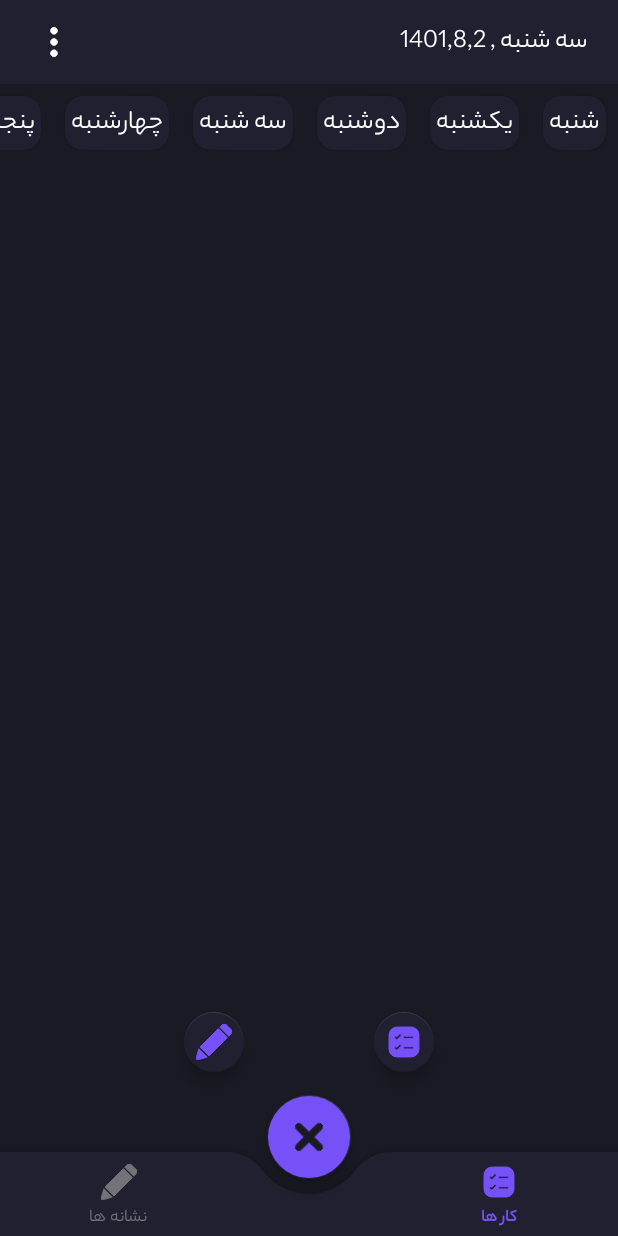
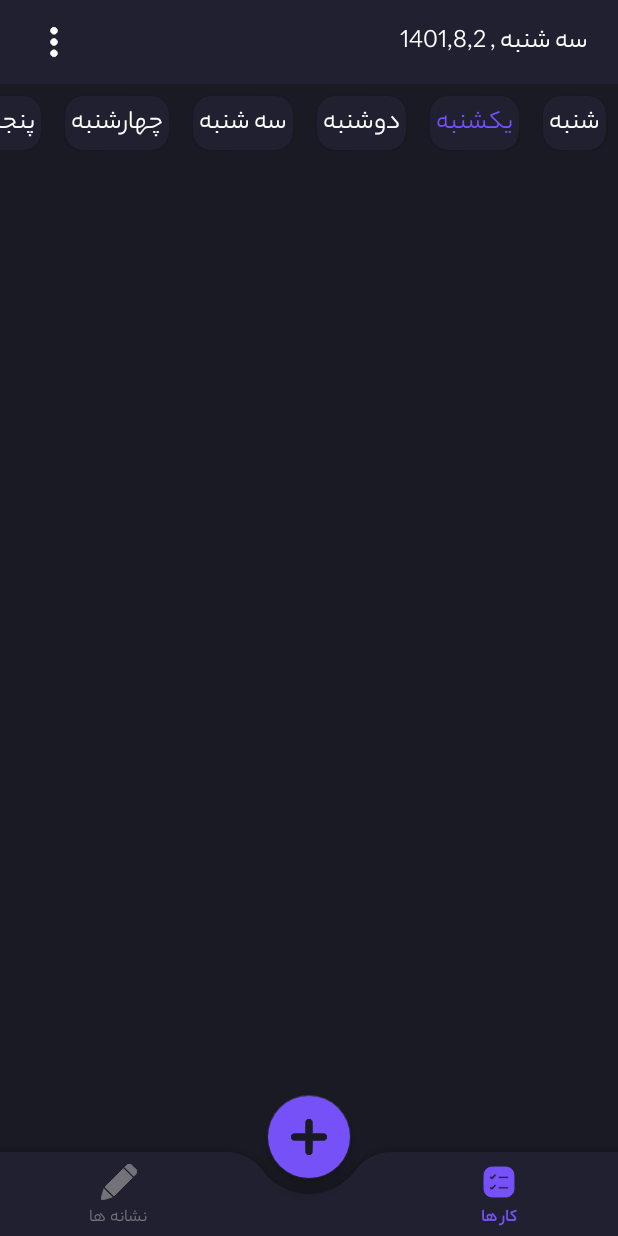
Before and after one commit to HoseinNezamdoost/MegaTask, an Android app: the screen it shows after launch (MainActivity), after a tap on "یکشنبه", on a phone screen of 412 x 824 dp. Run offline under Robolectric (Android 15) with nearby library versions, the phone set to English and light mode, and no system bars; our stand-ins replace EventBus, Room's generated code, navigation-ui; 2 other taps on this screen came first.

Commit message:
update date recyclerView

```diff
--- a/app/src/main/java/com/nzd/megatask/adapter/TaskAdapter.kt
+++ b/app/src/main/java/com/nzd/megatask/adapter/TaskAdapter.kt
@@ -47,13 +47,13 @@
                 containerView.background_task.setBackgroundColor(
                     ContextCompat.getColor(
                         context,
-                        R.color.red
+                        R.color.purple
                     )
                 )
                 containerView.prof_tv.setBackgroundDrawable(
                     ContextCompat.getDrawable(
                         context,
-                        R.drawable.bg_circle_red
+                        R.drawable.bg_circle_purple
                     )
                 )
             }
--- a/app/src/main/java/com/nzd/megatask/adapter/WeekDaysAdapter.kt
+++ b/app/src/main/java/com/nzd/megatask/adapter/WeekDaysAdapter.kt
@@ -1,41 +1,64 @@
 package com.nzd.megatask.adapter
 
+import android.annotation.SuppressLint
+import android.content.Context
 import android.view.LayoutInflater
 import android.view.View
 import android.view.ViewGroup
+import android.widget.TextView
+import androidx.core.content.ContextCompat
 import androidx.recyclerview.widget.RecyclerView
+import com.google.android.material.card.MaterialCardView
 import com.nzd.megatask.R
 import com.nzd.megatask.common.implementSpringAnimationTrait
 import com.nzd.megatask.dataClass.WeekDays
 import kotlinx.android.extensions.LayoutContainer
 import kotlinx.android.synthetic.main.item_rc_week.view.*
 
-class WeekDaysAdapter(private val weeks:List<WeekDays>) : RecyclerView.Adapter<WeekDaysAdapter.WeekDaysViewHolder>() {
+class WeekDaysAdapter(val context: Context, private val weeks: List<WeekDays>) :
+    RecyclerView.Adapter<WeekDaysViewHolder>() {
 
-    inner class WeekDaysViewHolder(override val containerView: View) :
-        RecyclerView.ViewHolder(containerView), LayoutContainer {
-
-        init {
-            containerView.setOnClickListener {
-
-            }
-            containerView.implementSpringAnimationTrait()
-        }
-
-        fun bind(weekDays: WeekDays) {
-            containerView.days_tv.text = weekDays.day
-        }
-    }
+    var rowItem = 0
 
     override fun onCreateViewHolder(parent: ViewGroup, viewType: Int): WeekDaysViewHolder {
-        return WeekDaysViewHolder(LayoutInflater.from(parent.context).inflate(R.layout.item_rc_week, parent , false))
+        return WeekDaysViewHolder(
+            LayoutInflater.from(parent.context).inflate(R.layout.item_rc_week, parent, false)
+        )
     }
 
     override fun onBindViewHolder(holder: WeekDaysViewHolder, position: Int) {
-        holder.bind(weeks[position])
+        holder.layout.implementSpringAnimationTrait()
+        holder.layout.setOnClickListener {
+            rowItem = position
+            notifyDataSetChanged()
+        }
+        if (rowItem == position) {
+            holder.title.setTextColor(
+                ContextCompat.getColor(
+                    context,
+                    R.color.purple
+                )
+            )
+        }
+        else{
+            holder.title.setTextColor(
+                ContextCompat.getColor(
+                    context,
+                    R.color.white
+                )
+            )
+        }
+        holder.title.text = weeks[position].day
     }
 
     override fun getItemCount(): Int {
-       return weeks.size
+        return weeks.size
     }
 }
+class WeekDaysViewHolder(containerView: View) :
+    RecyclerView.ViewHolder(containerView){
+
+    val title:TextView = containerView.findViewById<TextView>(R.id.days_tv)
+    val layout:MaterialCardView = containerView.findViewById(R.id.cardView)
+
+}
--- a/app/src/main/java/com/nzd/megatask/view/MainActivity.kt
+++ b/app/src/main/java/com/nzd/megatask/view/MainActivity.kt
@@ -23,8 +23,10 @@
         super.onCreate(savedInstanceState)
         setContentView(R.layout.activity_main)
 
+        //get last id from SharedPreferences for continue adding id
         val sharedPreferences = MegaSharedPreferences(this)
         var id = sharedPreferences.getId()
+
         //bottomNavigation
         bottomNavigationView.background = null
         bottomNavigationView.menu.getItem(1).isEnabled = false
@@ -62,6 +64,7 @@
             val taskDialogManager = DialogManager.TaskDialog(this)
             taskDialogManager
                 .setOnClickListener {
+                    //last id shared preferences
                     id += 1
                     sharedPreferences.setId(id)
                     val task = Tasks(
--- a/app/src/main/java/com/nzd/megatask/view/TaskFragment.kt
+++ b/app/src/main/java/com/nzd/megatask/view/TaskFragment.kt
@@ -52,7 +52,7 @@
             requireContext(),
             RecyclerView.HORIZONTAL, false
         )
-        view.week_rc.adapter = WeekDaysAdapter(weekDay())
+        view.week_rc.adapter = WeekDaysAdapter(requireContext() ,weekDay())
 
         //for task recycler view
         view.task_rc.layoutManager = LinearLayoutManager(
--- a/app/src/main/res/drawable/bg_circle_red.xml
+++ b/app/src/main/res/drawable/bg_circle_purple.xml
@@ -1,4 +1,4 @@
 <?xml version="1.0" encoding="utf-8"?>
 <shape xmlns:android="http://schemas.android.com/apk/res/android" android:shape="oval">
-    <solid android:color="@color/red"/>
+    <solid android:color="@color/purple"/>
 </shape>
--- a/app/src/main/res/layout/item_rc_week.xml
+++ b/app/src/main/res/layout/item_rc_week.xml
@@ -7,7 +7,8 @@
     android:layout_margin="8dp"
     app:cardCornerRadius="12dp"
     app:cardElevation="2dp"
-    android:backgroundTint="@color/dark500">
+    android:backgroundTint="@color/dark500"
+    android:id="@+id/cardView">
 
     <TextView
         android:layout_width="wrap_content"
```
